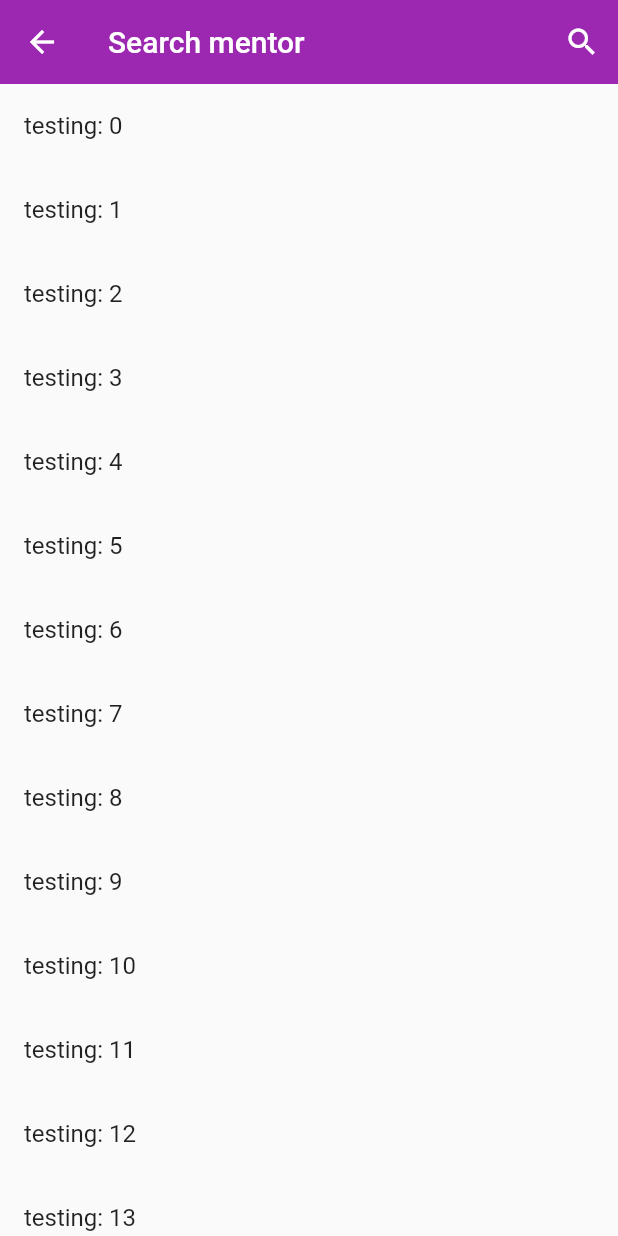
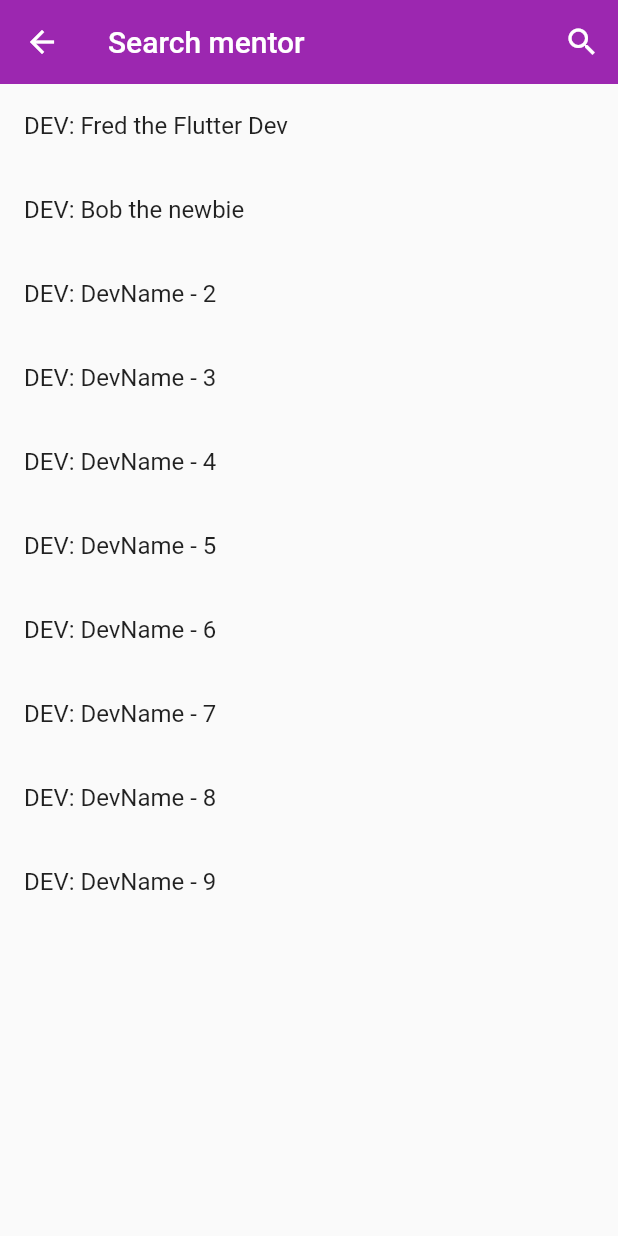
Before and after one commit to Yiannimoustakas/mentoroverflow, a Flutter app: the MOSearch screen opened by its route, on a phone screen of 412 x 824 dp. Run offline on Flutter 3.47's test engine with Material 2 defaults, Android fonts, the phone set to English and light mode, and no system bars.

Commit message:
integrate profile

```diff
--- a/lib/data/messageData.dart
+++ b/lib/data/messageData.dart
@@ -1,3 +1,4 @@
+import 'package:mentoroverflow/models/developer.dart';
 import 'package:mentoroverflow/models/message.dart';
 
 const List<Message>sampleMessages = [
@@ -17,3 +18,9 @@ const List<Message>sampleMessages = [
     senderName: 'Bob the newbie'
   ),
 ];
+
+
+const List<Developer> developers = [
+  Developer(devKey: 'fred', devName: 'Fred the Flutter Dev'),
+  Developer(devKey: 'bob', devName: 'Bob the newbie')
+];
--- /dev/null
+++ b/lib/models/developer.dart
@@ -0,0 +1,6 @@
+class Developer {
+  final String devKey;
+  final String devName;
+
+  const Developer ({this.devKey, this.devName});
+}
--- a/lib/profile.dart
+++ b/lib/profile.dart
@@ -66,7 +66,7 @@ class _ProfileState extends State<Profile> {
               ),
               Padding(padding: const EdgeInsets.only(top: 4, bottom: 16)),
               Text(
-                "User name",
+                widget.title,
                 style: Theme.of(context).textTheme.title,
               ),
               Padding(padding: const EdgeInsets.only(top: 4, bottom: 16)),
--- a/lib/search.dart
+++ b/lib/search.dart
@@ -2,6 +2,9 @@
 import 'dart:async';
 
 import 'package:flutter/material.dart';
+import 'package:mentoroverflow/data/messageData.dart';
+import 'package:mentoroverflow/models/developer.dart';
+import 'package:mentoroverflow/profile.dart';
 
 class MOSearch extends StatefulWidget {
 
@@ -56,7 +59,7 @@ class CustomSearchDelegate extends SearchDelegate {
 
   @override
   Widget buildResults(BuildContext context) {
-    return Profile;
+    return Profile(title: '');
   }
 
   @override
@@ -74,7 +77,8 @@ class CustomSearchDelegate extends SearchDelegate {
       query: '',
       onSelected: (String sugg) {
         debugPrint('here i am $sugg');
-        showResults(context);
+        Navigator.pushNamed(context, '/profile');
+        // showResults(context);
       }
     );
   }
@@ -140,12 +144,15 @@ class _MOSearchState extends State<MOSearch> {
             ];
           },
           body: ListView.builder(
-            itemCount: 20,
+            itemCount: 10,
             itemBuilder: (ctx, idx) {
+
+              Developer dev = (idx < 2) ? developers[idx]: Developer(devKey: '$idx', devName: 'DevName - ${idx}');
+
               return ListTile(
-                title: Text('testing: $idx'),
+                title: Text('DEV: ${dev.devName}'),
                 onTap: (){
-                  Navigator.pushNamed(context, '/profile');
+                  Navigator.pushNamed(context, '/profile/${dev.devKey}');
                 },
               );
             },
```
Also changed, not shown: lib/main.dart (+12 -2 lines).
